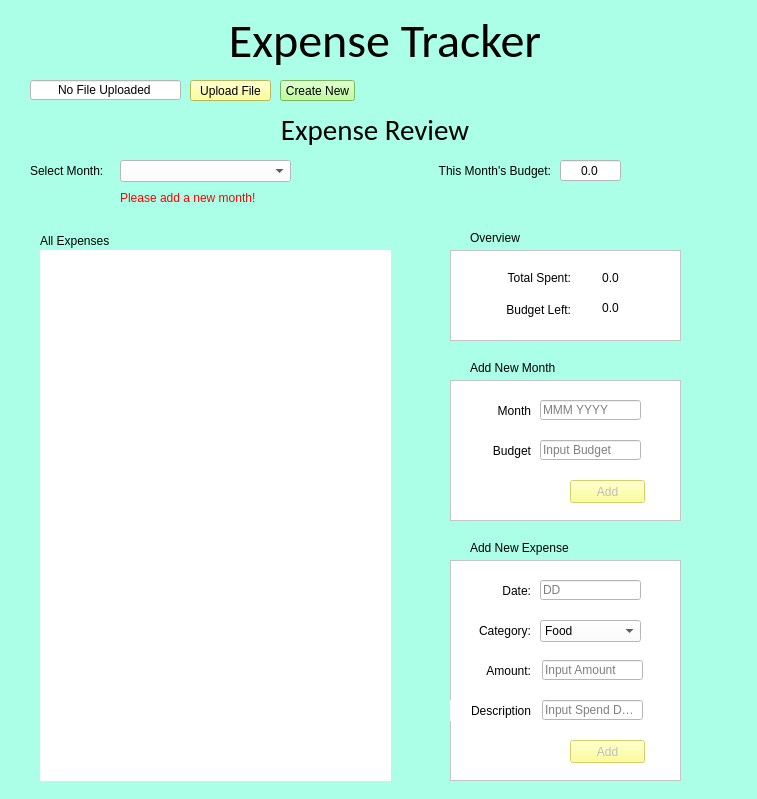
Qt form ExpenseTracker.ui (darrylkwok/expense-tracker) before a commit.
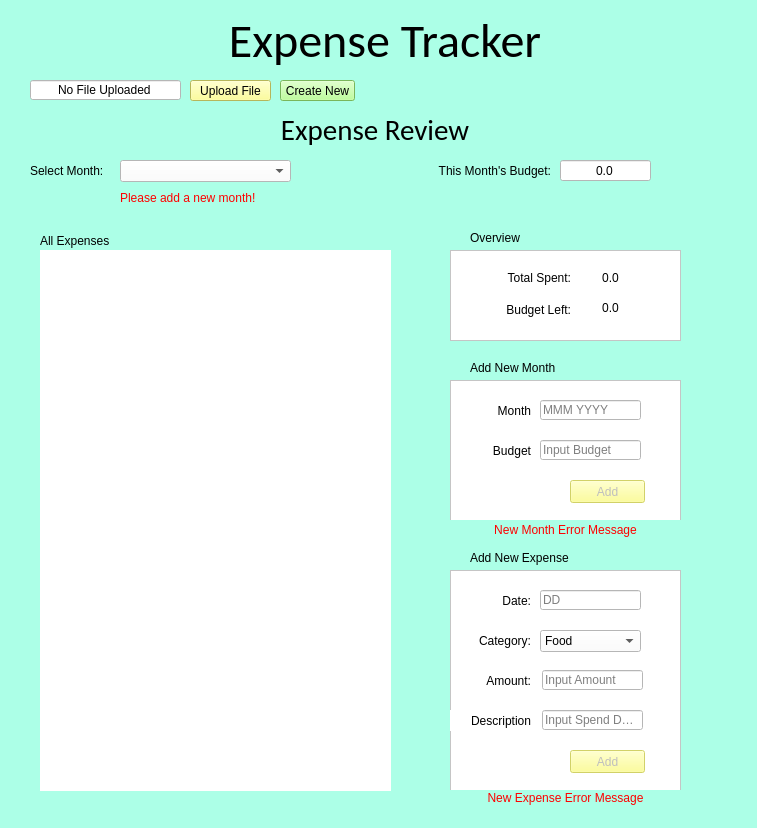
The same form after that commit.

What changed in the file:
```diff
--- a/ExpenseTracker.ui
+++ b/ExpenseTracker.ui
@@ -7,7 +7,7 @@
     <x>0</x>
     <y>0</y>
     <width>757</width>
-    <height>799</height>
+    <height>828</height>
    </rect>
   </property>
   <property name="windowTitle">
@@ -159,7 +159,7 @@
      <rect>
       <x>560</x>
       <y>160</y>
-      <width>61</width>
+      <width>91</width>
       <height>21</height>
      </rect>
     </property>
@@ -457,7 +457,7 @@
     <property name="geometry">
      <rect>
       <x>470</x>
-      <y>540</y>
+      <y>550</y>
       <width>141</width>
       <height>16</height>
      </rect>
@@ -470,7 +470,7 @@
     <property name="geometry">
      <rect>
       <x>450</x>
-      <y>560</y>
+      <y>570</y>
       <width>231</width>
       <height>221</height>
      </rect>
@@ -498,16 +498,16 @@
        <string>Food</string>
       </property>
      </item>
-     <item>
-      <property name="text">
-       <string>Travel</string>
-      </property>
-     </item>
      <item>
       <property name="text">
        <string>Transport</string>
       </property>
      </item>
+     <item>
+      <property name="text">
+       <string>Groceries</string>
+      </property>
+     </item>
      <item>
       <property name="text">
        <string>Shopping</string>
@@ -518,6 +518,11 @@
        <string>Entertainment</string>
       </property>
      </item>
+     <item>
+      <property name="text">
+       <string>Other</string>
+      </property>
+     </item>
     </widget>
     <widget class="QLabel" name="expenseCategory_label">
      <property name="geometry">
@@ -682,7 +687,7 @@
       <x>40</x>
       <y>250</y>
       <width>351</width>
-      <height>531</height>
+      <height>541</height>
      </rect>
     </property>
     <property name="styleSheet">
@@ -735,6 +740,44 @@
      <string>Please add a new month!</string>
     </property>
    </widget>
+   <widget class="QLabel" name="newMonthError_alert">
+    <property name="geometry">
+     <rect>
+      <x>450</x>
+      <y>520</y>
+      <width>231</width>
+      <height>20</height>
+     </rect>
+    </property>
+    <property name="styleSheet">
+     <string notr="true">color: rgb(255, 0, 0);</string>
+    </property>
+    <property name="text">
+     <string>New Month Error Message</string>
+    </property>
+    <property name="alignment">
+     <set>Qt::AlignCenter</set>
+    </property>
+   </widget>
+   <widget class="QLabel" name="newExpenseError_alert">
+    <property name="geometry">
+     <rect>
+      <x>450</x>
+      <y>790</y>
+      <width>231</width>
+      <height>16</height>
+     </rect>
+    </property>
+    <property name="styleSheet">
+     <string notr="true">color: rgb(255, 0, 0);</string>
+    </property>
+    <property name="text">
+     <string>New Expense Error Message</string>
+    </property>
+    <property name="alignment">
+     <set>Qt::AlignCenter</set>
+    </property>
+   </widget>
    <zorder>review_label</zorder>
    <zorder>title_label</zorder>
    <zorder>fileSelected_display</zorder>
@@ -753,6 +796,8 @@
    <zorder>label_6</zorder>
    <zorder>expenseTable</zorder>
    <zorder>addMonth_alert</zorder>
+   <zorder>newMonthError_alert</zorder>
+   <zorder>newExpenseError_alert</zorder>
   </widget>
  </widget>
  <resources/>
```
